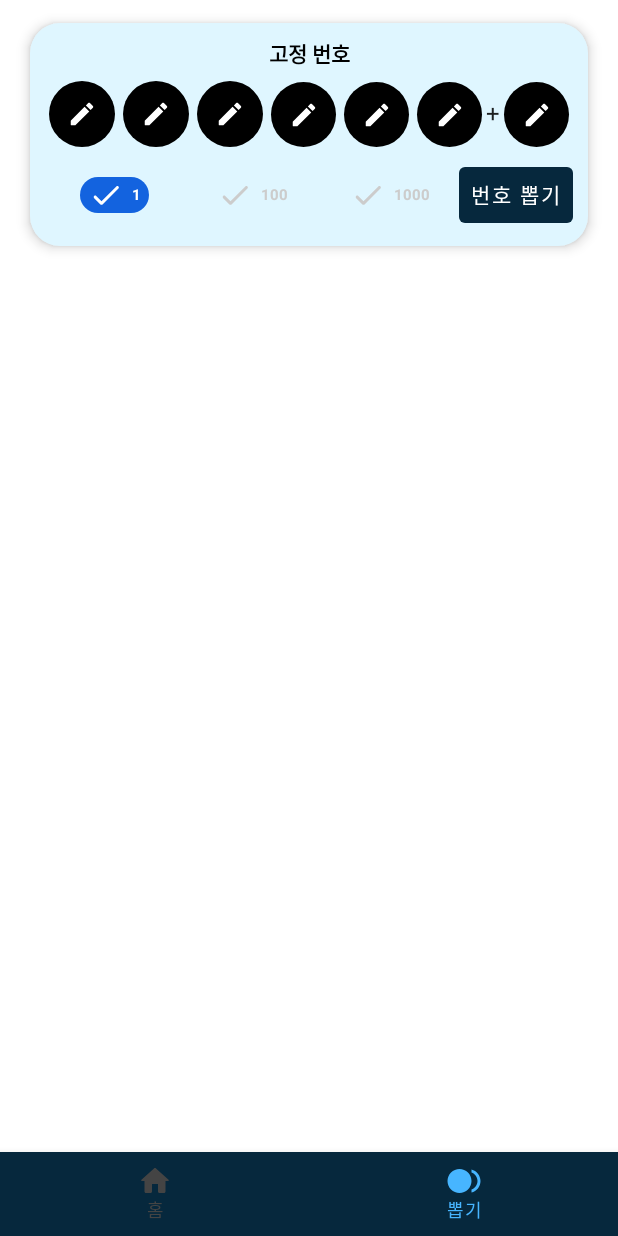
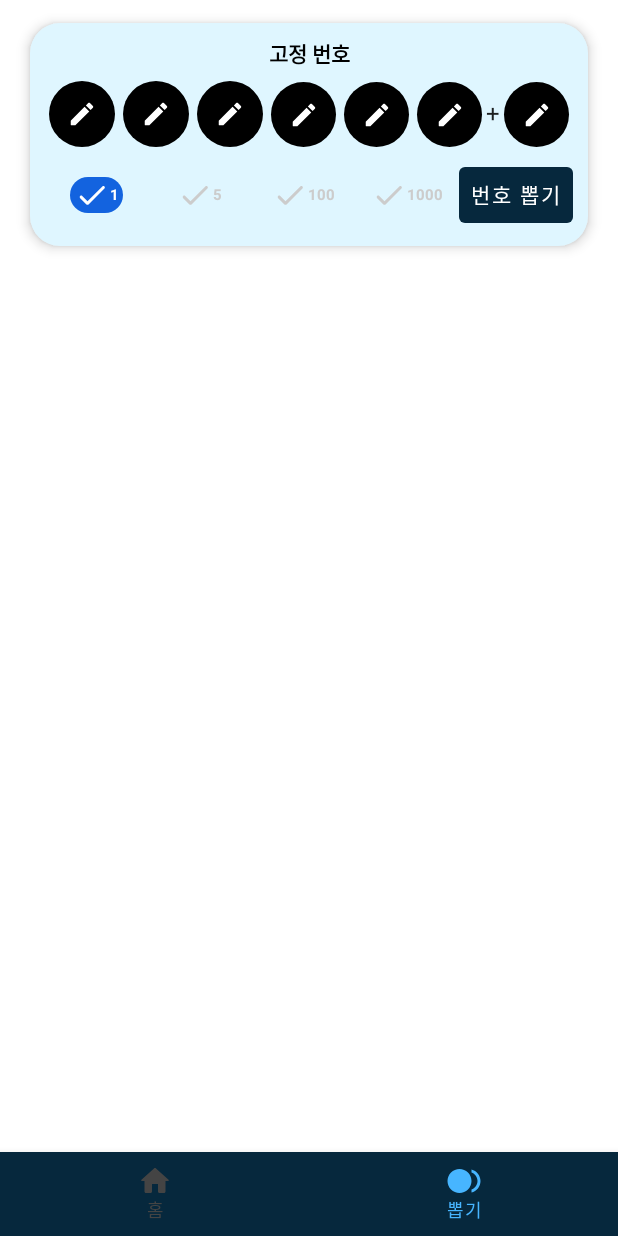
Before and after one commit to sandorln/lotto, an Android app built with Jetpack Compose: the screen it shows after launch (MainActivity), item 2 of the bottom bar chosen, on a phone screen of 412 x 824 dp. Run offline under Robolectric (Android 15) with nearby library versions, the phone set to English and light mode, and no system bars; our stand-ins replace Dagger/Hilt's generated code, accompanist; network calls fail; 1 statement that could not run was skipped.

Commit message:
무작위 5개 뽑기 추가

```diff
--- a/app/src/main/java/com/sandorln/lotto/ui/scene/PullNumberScreen.kt
+++ b/app/src/main/java/com/sandorln/lotto/ui/scene/PullNumberScreen.kt
@@ -219,9 +219,7 @@ fun SelectNumbers(
                 onSelectNumberType(selectedType)
             }) {
                 Row(
-                    modifier = Modifier
-                        .background(bgColor, CircleShape)
-                        .padding(horizontal = DefaultSize.tinySize),
+                    modifier = Modifier.background(bgColor, CircleShape).padding(horizontal = DefaultSize.veryTinySize),
                     verticalAlignment = Alignment.CenterVertically,
                     horizontalArrangement = Arrangement.Center
                 ) {
@@ -230,7 +228,6 @@ fun SelectNumbers(
                         tint = color,
                         contentDescription = ""
                     )
-                    Spacer(modifier = Modifier.width(DefaultSize.tinySize))
                     Text(text = selectedType.number.toString(), color = color, style = TextStyles.lottoItemSmall.copy(fontWeight = FontWeight.Bold))
                 }
             }
--- a/app/src/main/java/com/sandorln/lotto/viewmodel/LottoPullNumberViewModel.kt
+++ b/app/src/main/java/com/sandorln/lotto/viewmodel/LottoPullNumberViewModel.kt
@@ -119,7 +119,7 @@ enum class LottoNumberType {
 }
 
 enum class SelectNumberType(val number: Int) {
-    ONE(1), HUNDRED(100), THOUSAND(1000)
+    ONE(1), FIVE(5), HUNDRED(100), THOUSAND(1000)
 }
 
 sealed interface LottoPullNumberEvent {
--- a/app/src/main/res/values/strings.xml
+++ b/app/src/main/res/values/strings.xml
@@ -1,5 +1,5 @@
 <resources>
-    <string name="app_name">대박로또</string>
+    <string name="app_name">로또합니다</string>
     <string name="drw_no">%1$s회</string>
     <string name="first_th">1등</string>
     <string name="frist_przwner_co">총 %1$s 게임 당첨</string>
```
